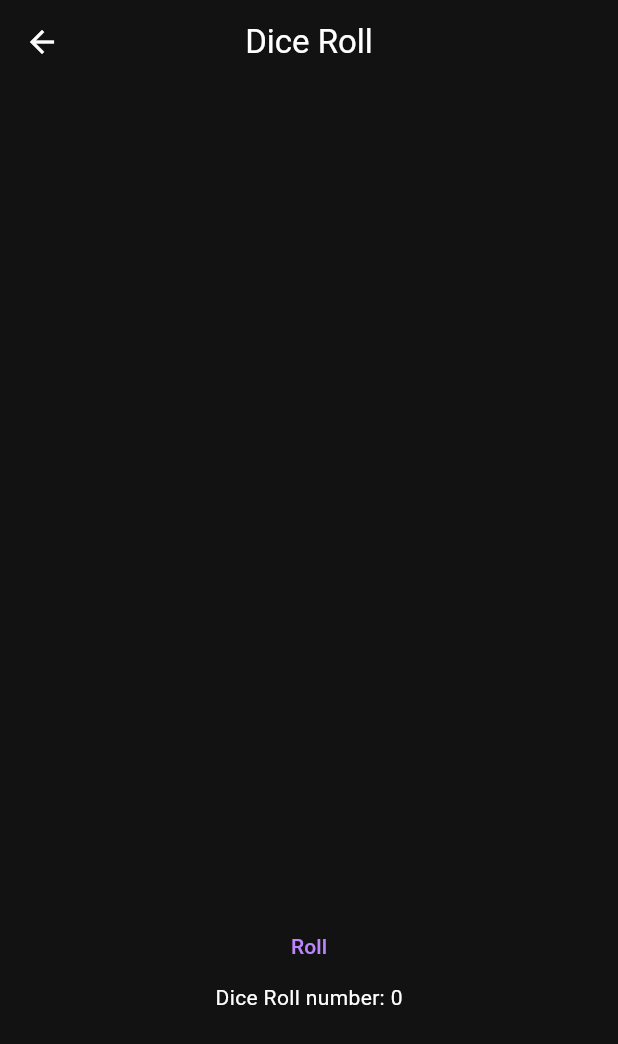
After one commit to ImQWERTY39/bareutils, a Flutter app: the screen it shows after launch, after a tap on "Dice Roll", on a phone screen of 412 x 824 dp. The commit adds this screen. Shown: the top 1044 px of the screen. Run offline on Flutter 3.47's test engine with Material 3 defaults, Android fonts, the phone set to English and light mode, and no system bars.

Commit message:
added dice roll

```diff
--- /dev/null
+++ b/lib/pages/dice.dart
@@ -0,0 +1,44 @@
+import 'package:flutter/material.dart';
+import 'dart:math';
+
+class DiceRollPage extends StatefulWidget {
+  const DiceRollPage({super.key});
+
+  @override
+  State<DiceRollPage> createState() => _DiceRollPageState();
+}
+
+class _DiceRollPageState extends State<DiceRollPage> {
+  String text = "";
+  Random rng = Random();
+  int tossNumber = 0;
+
+  @override
+  Widget build(BuildContext context) {
+    return Scaffold(
+      appBar: AppBar(title: Text('Dice Roll'), centerTitle: true),
+      body: Center(
+        child: Column(
+          mainAxisAlignment: MainAxisAlignment.spaceAround,
+          children: [
+            Text(text, style: TextStyle(fontSize: 72.0)),
+            Column(
+              children: [
+                TextButton(
+                  onPressed: () {
+                    setState(() {
+                      text = (rng.nextInt(5) + 1).toString();
+                      tossNumber += 1;
+                    });
+                  },
+                  child: Text('Roll'),
+                ),
+                Text("Dice Roll number: $tossNumber"),
+              ],
+            ),
+          ],
+        ),
+      ),
+    );
+  }
+}
--- a/lib/pages/home.dart
+++ b/lib/pages/home.dart
@@ -1,4 +1,5 @@
 import 'package:bareutils/pages/coin_toss.dart';
+import 'package:bareutils/pages/dice.dart';
 import 'package:flutter/material.dart';
 
 class HomePage extends StatelessWidget {
@@ -21,6 +22,15 @@ class HomePage extends StatelessWidget {
               },
               child: Text('Coin Toss'),
             ),
+            TextButton(
+              onPressed: () {
+                Navigator.push(
+                  context,
+                  MaterialPageRoute(builder: (context) => const DiceRollPage()),
+                );
+              },
+              child: Text('Dice Roll'),
+            ),
           ],
         ),
       ),
```
